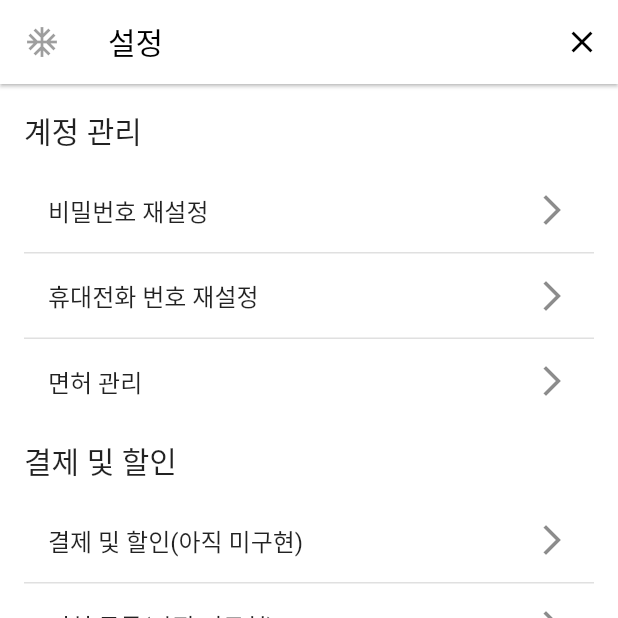
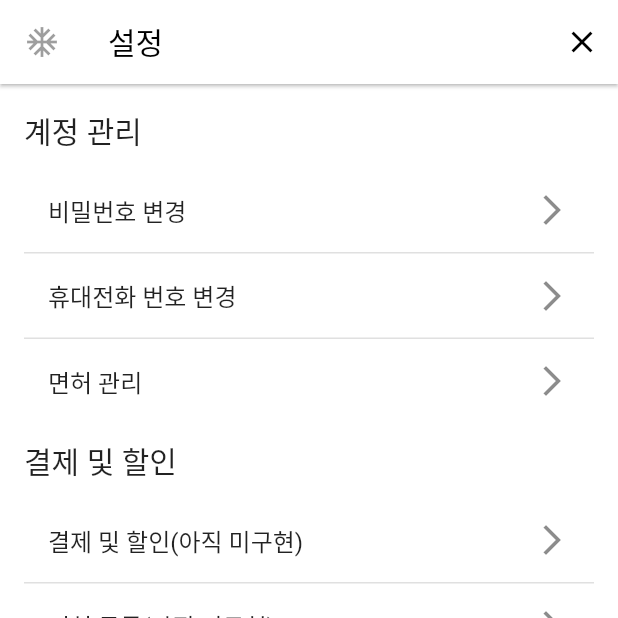
Before and after one commit to ParkJinUk4637/ClassCar, a Flutter app: the SettingPage screen opened directly, on a phone screen of 412 x 824 dp, the top half of it. Run offline on Flutter 3.47's test engine with Material 2 defaults, Android fonts, the phone set to English and light mode, and no system bars; our stand-ins replace cloud_firestore, firebase_auth, firebase_core, flutter_secure_storage, flutter_svg, get and 1 more; accounts and stored records are empty.

Commit message:
명칭 일부 변경

```diff
--- a/lib/layouts/main_page/main_layout.dart
+++ b/lib/layouts/main_page/main_layout.dart
@@ -1,5 +1,4 @@
 import 'package:flutter/material.dart';
-import 'package:my_classcar/layouts/main_page/app_bar.dart';
 import 'package:my_classcar/layouts/main_page/main_page/main_page.dart';
 import 'package:my_classcar/layouts/main_page/my_page/my_page.dart';
 
--- a/lib/layouts/main_page/main_page/main_page.dart
+++ b/lib/layouts/main_page/main_page/main_page.dart
@@ -120,8 +120,8 @@ class _MainPage extends State<MainPage> {
     } catch (e) {
       print(e.toString());
     }
-    setState(() {
-      _isFirstLoadRunning = false;
+     setState(() {
+       _isFirstLoadRunning = false;
     });
   }
 
--- a/lib/layouts/main_page/my_page/setting_page/setting_page.dart
+++ b/lib/layouts/main_page/my_page/setting_page/setting_page.dart
@@ -74,12 +74,12 @@ class _SettingPage extends State<SettingPage> {
     return Column(
       mainAxisAlignment: MainAxisAlignment.center,
       children: [
-        listTileButton("비밀번호 재설정", const PasswordReset(), context),
+        listTileButton("비밀번호 변경", const PasswordReset(), context),
         const Divider(
           height: 1,
           thickness: 1,
         ),
-        listTileButton("휴대전화 번호 재설정", const PhoneNumberReset(), context),
+        listTileButton("휴대전화 번호 변경", const PhoneNumberReset(), context),
         const Divider(
           height: 1,
           thickness: 1,
```
